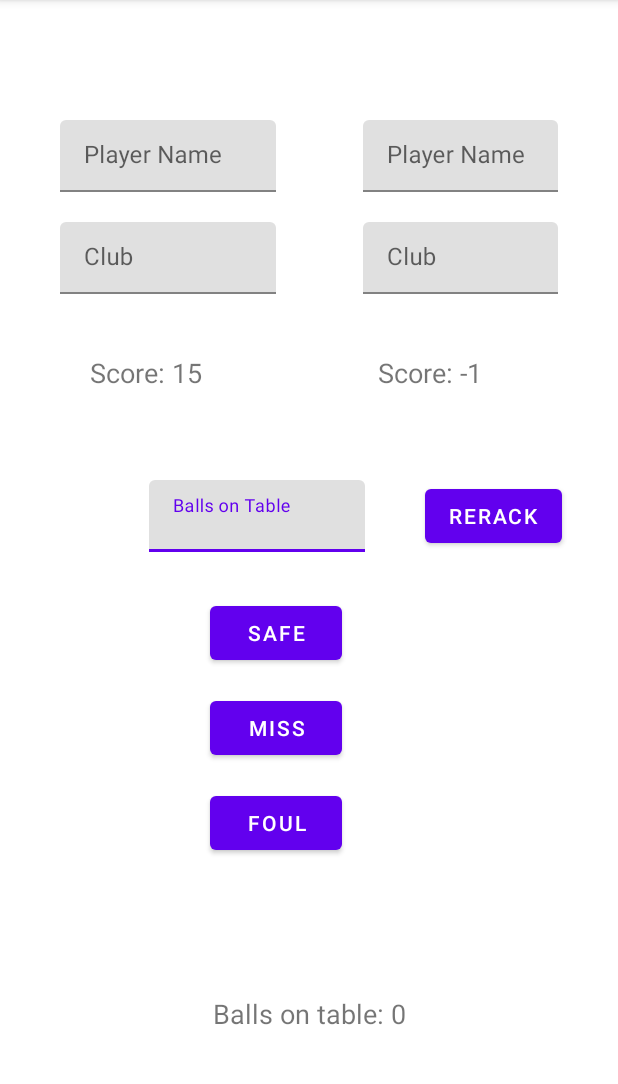
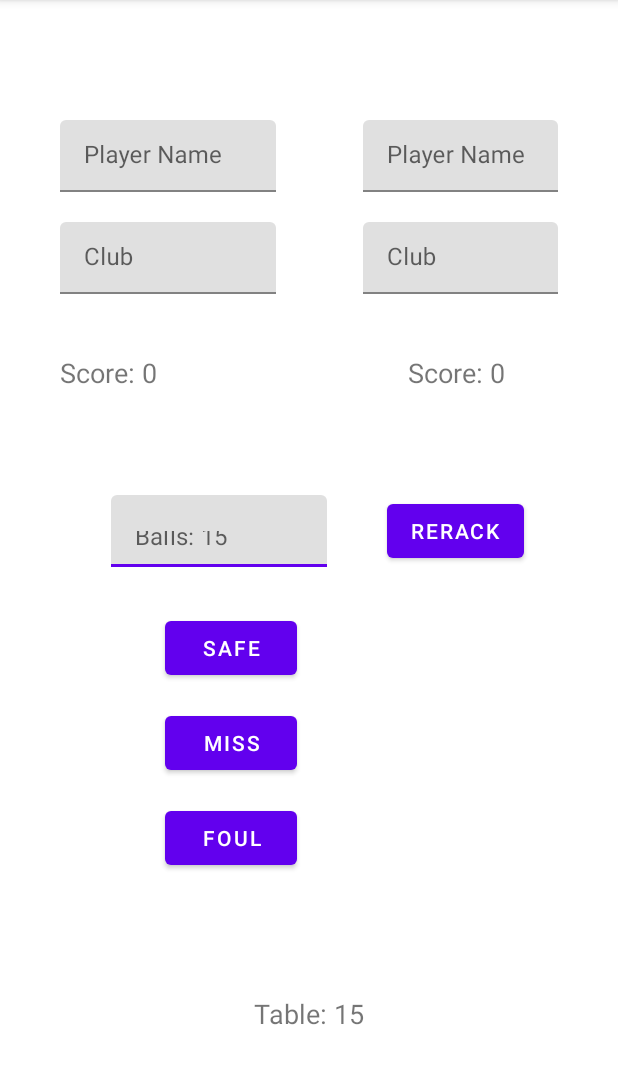
Before and after one commit to Dacid99/PocketTRacker, an Android app built with Jetpack Compose: the screen it shows after launch (MainActivity), after a tap on "FOUL", on a phone screen of 412 x 824 dp, the part 84-1168 px from its top. Run offline under Robolectric (Android 15) with nearby library versions, the phone set to English and light mode, and no system bars; 1 other tap on this screen came first.

Commit message:
safety changes and fixes

```diff
--- a/app/build.gradle
+++ b/app/build.gradle
@@ -69,4 +69,5 @@ dependencies {
     implementation 'androidx.appcompat:appcompat:1.2.0'
     implementation 'androidx.constraintlayout:constraintlayout:2.0.4'
     // Other dependencies
+
 }
--- a/app/src/main/java/org/sbv/straightpoolcounter/MainActivity.java
+++ b/app/src/main/java/org/sbv/straightpoolcounter/MainActivity.java
@@ -122,41 +122,58 @@ public class MainActivity extends AppCompatActivity {
 
             @Override
             public void afterTextChanged(Editable s) {
-
+                String newText = s.toString();
+                if (!newText.isEmpty() ) {
+                    if (!table.isValidBallNumber(Integer.parseInt(newText))) {
+                        newBallNumberInput.setTextColor(getResources().getColor(R.color.red));
+                    }
+                    else {
+                        newBallNumberInput.setTextColor(getResources().getColor(R.color.black));
+                    }
+                }
             }
         });
 
         missButton.setOnClickListener(new View.OnClickListener() {
             @Override
             public void onClick(View v) {
-                int newNumberOfBalls = Integer.parseInt(Objects.requireNonNull(newBallNumberInput.getText()).toString());
-                int points = table.setNewNumberOfBallsAndGiveDifference(newNumberOfBalls);
+                int points = calculatePoints();
+                if (points == -1) {
+                    updateScores();
+                    return;
+                }
                 turnPlayer.addPoints(points);
                 updateScores();
-                switchFocus("@string/miss_string");
+                switchFocus(getString(R.string.safe_string));
             }
         });
 
         safeButton.setOnClickListener(new View.OnClickListener() {
             @Override
             public void onClick(View v) {
-                int newNumberOfBalls = Integer.parseInt(Objects.requireNonNull(newBallNumberInput.getText()).toString());
-                int points = table.setNewNumberOfBallsAndGiveDifference(newNumberOfBalls);
+                int points = calculatePoints();
+                if (points == -1) {
+                    updateScores();
+                    return;
+                }
                 turnPlayer.addPoints(points);
                 updateScores();
-                switchFocus("@string/safe_string");
+                switchFocus(getString(R.string.safe_string));
             }
         });
 
         foulButton.setOnClickListener(new View.OnClickListener() {
             @Override
             public void onClick(View v) {
-                int newNumberOfBalls = Integer.parseInt(Objects.requireNonNull(newBallNumberInput.getText()).toString());
-                int points = table.setNewNumberOfBallsAndGiveDifference(newNumberOfBalls);
+                int points = calculatePoints();
+                if (points == -1) {
+                    updateScores();
+                    return;
+                }
                 turnPlayer.addPoints(points);
-                turnPlayer.deductPoints( (scoreSheet.length() == 0) ? 2:1 );
+                turnPlayer.addPoints( (scoreSheet.length() == 0) ? -2:-1 );
                 updateScores();
-                switchFocus("@string/foul_string");
+                switchFocus(getString(R.string.safe_string));
             }
         });
 
@@ -179,6 +196,8 @@ public class MainActivity extends AppCompatActivity {
         player1ScoreView.setText(getString(R.string.player_score_format, player1.getScore()));
         player2ScoreView.setText(getString(R.string.player_score_format, player2.getScore()));
         ballNumberView.setText(getString(R.string.ball_number_format, table.getNumberOfBalls()));
+        newBallNumberInput.setHint(getString(R.string.newBallNumber_hint_format, table.getNumberOfBalls()));
+        newBallNumberInput.setText("");
     }
 
     private void updateNames(){
@@ -203,4 +222,16 @@ public class MainActivity extends AppCompatActivity {
         scoreSheet.writeSwitchReason(reason);
 
     }
+
+    private int calculatePoints(){
+        String newNumberOfBallsString = Objects.requireNonNull(newBallNumberInput.getText()).toString();
+        int newNumberOfBalls;
+        if (!newNumberOfBallsString.isEmpty() ) {
+            newNumberOfBalls = Integer.parseInt(newNumberOfBallsString);
+        } else {
+            newNumberOfBalls = table.getNumberOfBalls();
+        }
+        return table.setNewNumberOfBallsAndGiveDifference(newNumberOfBalls);
+
+    }
 }
--- a/app/src/main/java/org/sbv/straightpoolcounter/Player.java
+++ b/app/src/main/java/org/sbv/straightpoolcounter/Player.java
@@ -24,10 +24,6 @@ public class Player {
         this.score += points;
     }
 
-    public void deductPoints(int points) {
-        this.score -= points;
-    }
-
     public int getScore() {
         return score;
     }
--- a/app/src/main/java/org/sbv/straightpoolcounter/PoolTable.java
+++ b/app/src/main/java/org/sbv/straightpoolcounter/PoolTable.java
@@ -13,6 +13,9 @@ public class PoolTable {
     }
 
     public int setNewNumberOfBallsAndGiveDifference(int newNumberOfBalls){
+        if (!isValidBallNumber(newNumberOfBalls)) {
+            return -1 ;
+        }
         int ballsRemoved = this.numberOfBalls - newNumberOfBalls;
         this.numberOfBalls = newNumberOfBalls;
         if (this.numberOfBalls == 1){
@@ -32,4 +35,7 @@ public class PoolTable {
         this.numberOfBalls = 15;
     }
 
+    public boolean isValidBallNumber(int newNumberOfBalls){
+        return newNumberOfBalls < this.numberOfBalls && newNumberOfBalls >= 1;
+    }
 }
--- a/app/src/main/res/layout/activity_main.xml
+++ b/app/src/main/res/layout/activity_main.xml
@@ -10,7 +10,6 @@
         android:id="@+id/player1Score"
         android:layout_width="100dp"
         android:layout_height="45dp"
-        android:layout_marginStart="20dp"
         android:layout_marginTop="40dp"
         android:text="@string/player_score_format"
         android:textSize="18sp"
@@ -22,7 +21,6 @@
         android:layout_width="100dp"
         android:layout_height="45dp"
         android:layout_marginTop="40dp"
-        android:layout_marginEnd="20dp"
         android:text="@string/player_score_format"
         android:textSize="18sp"
         app:layout_constraintEnd_toEndOf="@+id/player2ClubLayout"
@@ -50,7 +48,7 @@
         android:id="@+id/safeButton"
         android:layout_width="wrap_content"
         android:layout_height="wrap_content"
-        android:layout_marginStart="140dp"
+        android:layout_marginStart="110dp"
         android:layout_marginTop="30dp"
         android:text="@string/safe_string"
         app:layout_constraintStart_toStartOf="parent"
@@ -82,9 +80,9 @@
         android:id="@+id/newBallNumberLayout"
         android:layout_width="144dp"
         android:layout_height="48dp"
-        android:layout_marginStart="80dp"
-        android:layout_marginTop="320dp"
-        android:layout_marginEnd="150dp"
+        android:layout_marginStart="60dp"
+        android:layout_marginTop="330dp"
+        android:layout_marginEnd="180dp"
         app:layout_constraintEnd_toEndOf="parent"
         app:layout_constraintStart_toStartOf="parent"
         app:layout_constraintTop_toTopOf="parent">
@@ -93,7 +91,6 @@
             android:id="@+id/newBallNumberInput"
             android:layout_width="match_parent"
             android:layout_height="match_parent"
-            android:hint="@string/newBallNumber_hint_format"
             tools:layout_editor_absoluteX="141dp"
             tools:layout_editor_absoluteY="589dp" />
     </com.google.android.material.textfield.TextInputLayout>
--- a/app/src/main/res/values/colors.xml
+++ b/app/src/main/res/values/colors.xml
@@ -7,4 +7,5 @@
     <color name="teal_700">#FF018786</color>
     <color name="black">#FF000000</color>
     <color name="white">#FFFFFFFF</color>
+    <color name="red">#FF0000</color>
 </resources>
--- a/app/src/main/res/values/strings.xml
+++ b/app/src/main/res/values/strings.xml
@@ -3,10 +3,10 @@
     <string name="player_name_format">%1$s</string>
     <string name="player_name_hint_format">Player Name</string>
     <string name="player_club_hint_format">Club</string>
-    <string name="newBallNumber_hint_format">Balls on Table</string>
+    <string name="newBallNumber_hint_format">Balls: %1$d</string>
     <string name="player_club_format">%1$s</string>
     <string name="player_score_format">Score: %1$d</string>
-    <string name="ball_number_format">Balls on table: %1$d</string>
+    <string name="ball_number_format">Table: %1$d</string>
 
     <string name="safe_string">Safe</string>
     <string name="foul_string">Foul</string>
```
